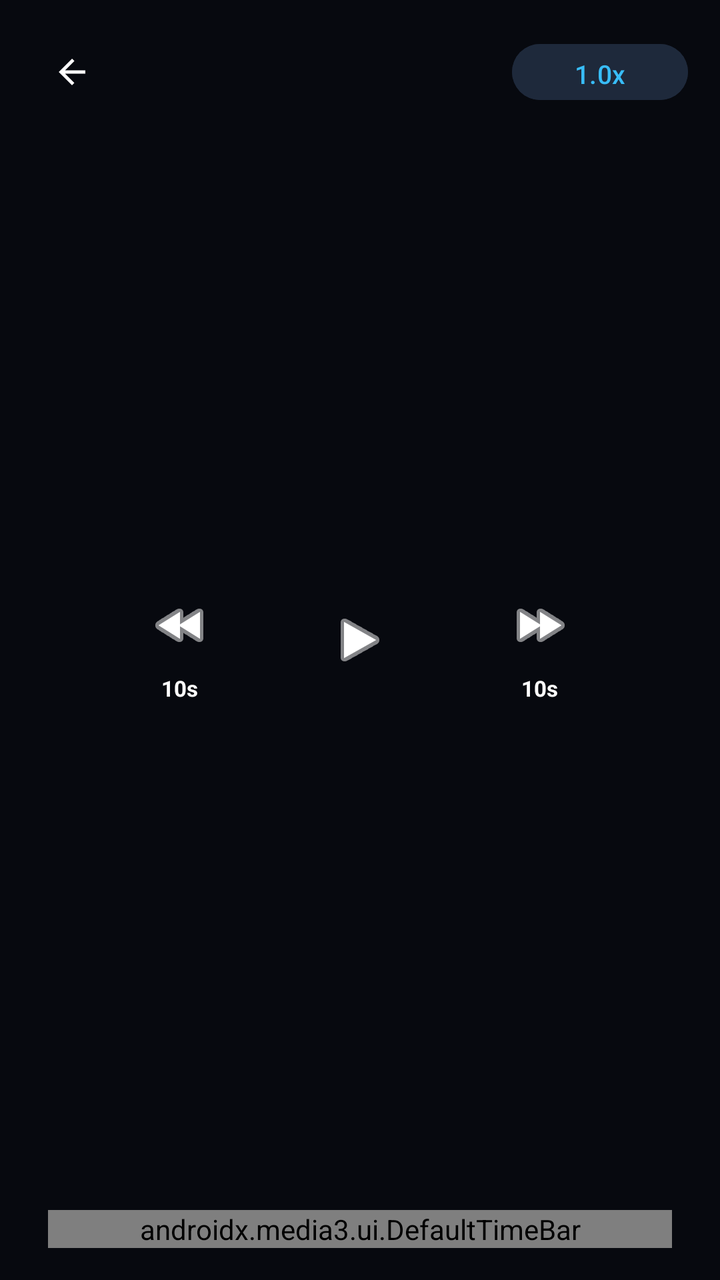
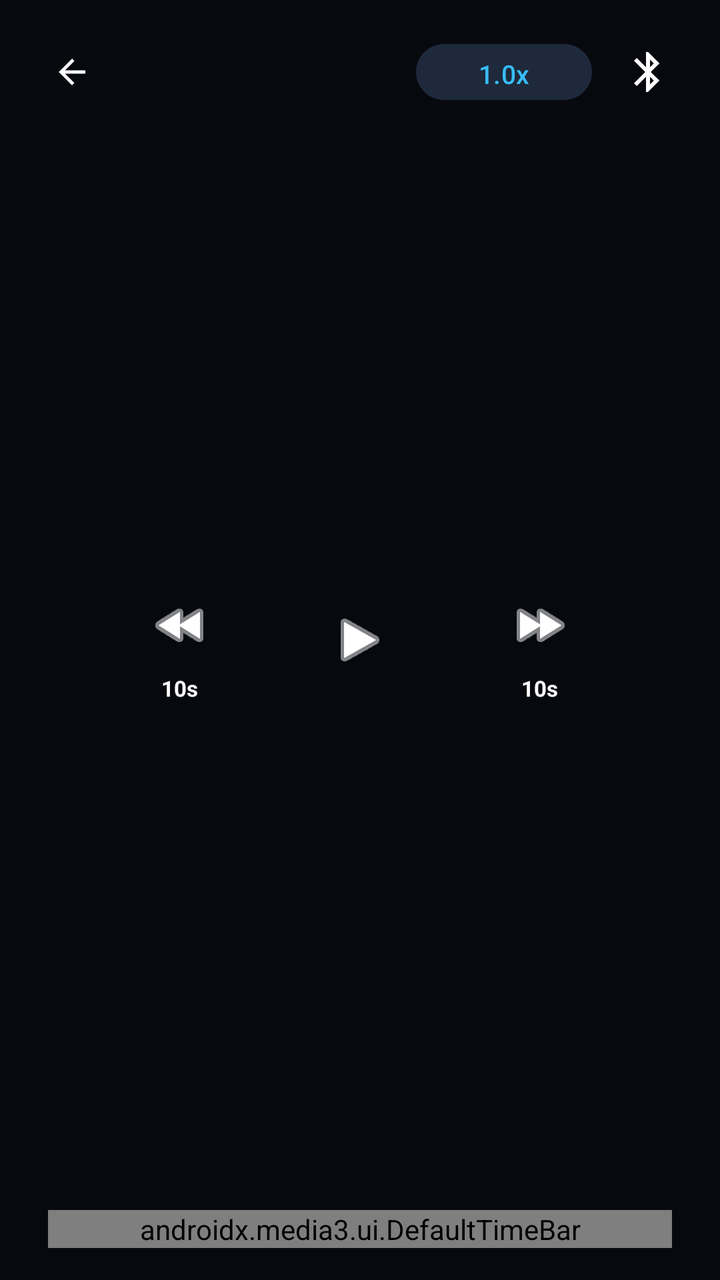

Before-and-after screenshots of an Android layout around one commit, followed by the original layout XML and the change that was made.
<!-- AndroidManifest.xml: application theme Theme.GateFocus -->
<!-- res/layout/custom_player_control.xml -->
<?xml version="1.0" encoding="utf-8"?>
<RelativeLayout xmlns:android="http://schemas.android.com/apk/res/android"
    xmlns:app="http://schemas.android.com/apk/res-auto"
    android:layout_width="match_parent"
    android:layout_height="match_parent"
    android:background="#66000000"
    android:padding="16dp">

    
    <LinearLayout
        android:id="@+id/topBar"
        android:layout_width="match_parent"
        android:layout_height="wrap_content"
        android:layout_alignParentTop="true"
        android:gravity="center_vertical"
        android:orientation="horizontal">

        <ImageButton
            android:id="@+id/btnBack"
            android:layout_width="40dp"
            android:layout_height="40dp"
            android:background="?attr/selectableItemBackgroundBorderless"
            android:src="@drawable/ic_arrow_back"
            app:tint="@color/white" />

        <TextView
            android:id="@+id/tvVideoTitle"
            android:layout_width="0dp"
            android:layout_height="wrap_content"
            android:layout_marginStart="12dp"
            android:layout_weight="1"
            android:ellipsize="end"
            android:maxLines="1"
            android:textColor="@color/white"
            android:textSize="16sp"
            android:textStyle="bold" />

        
        <Button
            android:id="@+id/btnSpeed"
            android:layout_width="wrap_content"
            android:layout_height="36dp"
            android:backgroundTint="@color/card_bg"
            android:text="1.0x"
            android:textColor="@color/accent"
            android:textSize="13sp" />
    </LinearLayout>

    
    <LinearLayout
        android:layout_width="wrap_content"
        android:layout_height="wrap_content"
        android:layout_centerInParent="true"
        android:gravity="center"
        android:orientation="horizontal">

        <LinearLayout
            android:layout_width="56dp"
            android:layout_height="wrap_content"
            android:gravity="center"
            android:orientation="vertical">

            <ImageButton
                android:id="@+id/exo_rew"
                android:layout_width="48dp"
                android:layout_height="48dp"
                android:background="?attr/selectableItemBackgroundBorderless"
                android:src="@android:drawable/ic_media_rew"
                app:tint="@color/white" />

            <TextView
                android:layout_width="wrap_content"
                android:layout_height="wrap_content"
                android:text="10s"
                android:textColor="@color/white"
                android:textSize="11sp"
                android:textStyle="bold" />
        </LinearLayout>

        <ImageButton
            android:id="@+id/exo_play_pause"
            android:layout_width="68dp"
            android:layout_height="68dp"
            android:layout_marginHorizontal="28dp"
            android:background="?attr/selectableItemBackgroundBorderless"
            android:src="@android:drawable/ic_media_play"
            app:tint="@color/white" />

        <LinearLayout
            android:layout_width="56dp"
            android:layout_height="wrap_content"
            android:gravity="center"
            android:orientation="vertical">

            <ImageButton
                android:id="@+id/exo_ffwd"
                android:layout_width="48dp"
                android:layout_height="48dp"
                android:background="?attr/selectableItemBackgroundBorderless"
                android:src="@android:drawable/ic_media_ff"
                app:tint="@color/white" />

            <TextView
                android:layout_width="wrap_content"
                android:layout_height="wrap_content"
                android:text="10s"
                android:textColor="@color/white"
                android:textSize="11sp"
                android:textStyle="bold" />
        </LinearLayout>
    </LinearLayout>

    
    <LinearLayout
        android:layout_width="match_parent"
        android:layout_height="wrap_content"
        android:layout_alignParentBottom="true"
        android:gravity="center_vertical"
        android:orientation="horizontal">

        <TextView
            android:id="@+id/exo_position"
            android:layout_width="wrap_content"
            android:layout_height="wrap_content"
            android:textColor="@color/white"
            android:textSize="12sp" />

        <androidx.media3.ui.DefaultTimeBar
            android:id="@+id/exo_progress"
            android:layout_width="0dp"
            android:layout_height="wrap_content"
            android:layout_marginHorizontal="8dp"
            android:layout_weight="1" />

        <TextView
            android:id="@+id/exo_duration"
            android:layout_width="wrap_content"
            android:layout_height="wrap_content"
            android:textColor="@color/white"
            android:textSize="12sp" />
    </LinearLayout>

</RelativeLayout>
<!-- resources referenced by this layout -->
<resources>
  <color name="accent">#38BDF8</color>
  <color name="card_bg">#1E293B</color>
  <color name="white">#FFFFFF</color>
  <!-- drawable ic_arrow_back (drawable) -->
  <vector xmlns:android="http://schemas.android.com/apk/res/android"
      android:width="20dp"
      android:height="20dp"
      android:viewportWidth="24"
      android:viewportHeight="24"
      android:tint="?attr/colorControlNormal">
      <path
          android:fillColor="@android:color/white"
          android:pathData="M20,11H7.83l5.59,-5.59L12,4l-8,8 8,8 1.41,-1.41L7.83,13H20v-2z" />
  </vector>
  <style name="Theme.GateFocus" parent="Theme.Material3.Dark.NoActionBar">
          <item name="android:statusBarColor">@color/background</item>
          <item name="android:windowBackground">@color/background</item>
          <item name="colorPrimary">@color/accent</item>
      </style>
  <color name="background">#0B0F19</color>
</resources>

<!-- the commit's change to res/layout/custom_player_control.xml (unified diff, before → after) -->
@@ -44,6 +44,17 @@
             android:text="1.0x"
             android:textColor="@color/accent"
             android:textSize="13sp" />
+
+        
+        <ImageButton
+            android:id="@+id/btnBluetooth"
+            android:layout_width="40dp"
+            android:layout_height="40dp"
+            android:layout_marginStart="8dp"
+            android:background="?attr/selectableItemBackgroundBorderless"
+            android:src="@drawable/ic_bluetooth"
+            app:tint="@color/white"
+            android:contentDescription="Connect Bluetooth Headphones" />
     </LinearLayout>
 
     
<!-- resource entries referenced after the edit -->
@@ -14,6 +14,16 @@
           android:fillColor="@android:color/white"
           android:pathData="M20,11H7.83l5.59,-5.59L12,4l-8,8 8,8 1.41,-1.41L7.83,13H20v-2z" />
   </vector>
+  <!-- drawable ic_bluetooth (drawable) -->
+  <vector xmlns:android="http://schemas.android.com/apk/res/android"
+      android:width="24dp"
+      android:height="24dp"
+      android:viewportWidth="24"
+      android:viewportHeight="24">
+      <path
+          android:fillColor="@color/white"
+          android:pathData="M17.71,7.71L12,2h-1v7.59L6.41,5 5,6.41 10.59,12 5,17.59 6.41,19 11,14.41V22h1l5.71,-5.71 -4.3,-4.29 4.3,-4.29zM13,5.83l1.88,1.88L13,9.59V5.83zm1.88,10.46L13,18.17v-3.76l1.88,1.88z"/>
+  </vector>
   <style name="Theme.GateFocus" parent="Theme.Material3.Dark.NoActionBar">
           <item name="android:statusBarColor">@color/background</item>
           <item name="android:windowBackground">@color/background</item>
